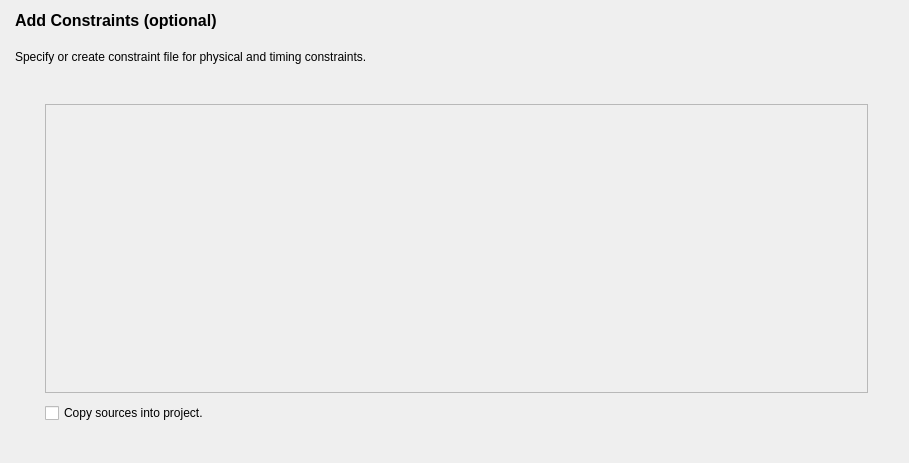
Before: the Qt Designer form src/NewProject/add_constraints_form.ui in os-fpga/FOEDAG, drawn with Qt 5.
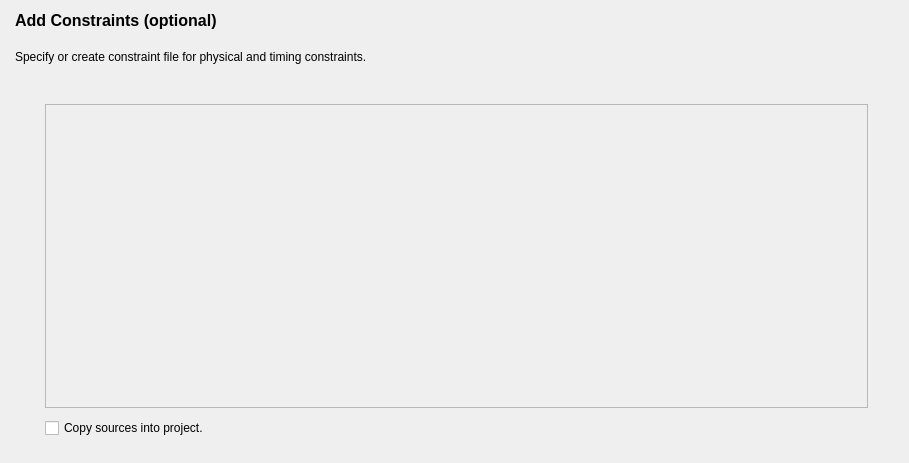
After: the same form once the commit is applied.

Diff of the .ui file:
```diff
--- a/src/NewProject/add_constraints_form.ui
+++ b/src/NewProject/add_constraints_form.ui
@@ -21,7 +21,7 @@
     <number>15</number>
    </property>
    <property name="bottomMargin">
-    <number>15</number>
+    <number>0</number>
    </property>
    <item>
     <widget class="QLabel" name="m_labelTitle">
```
